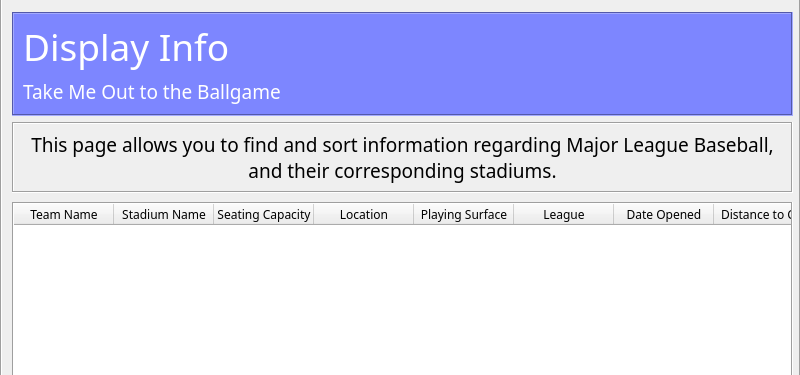
Qt form mainwindow.ui (RSpeckles/Baseball) before a commit; both pictures show x 0 to 800 and y 0 to 375 of the 800 by 600 pixel window.
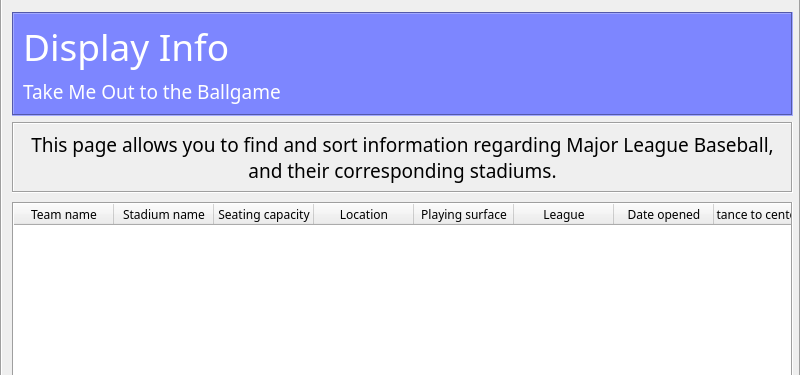
The same form after that commit. The open tabs and pages were chosen to show the change.

Commit message: data now displays in table widget

What changed in the file:
```diff
--- a/mainwindow.ui
+++ b/mainwindow.ui
@@ -476,17 +476,17 @@
       </property>
       <column>
        <property name="text">
-        <string>Team Name</string>
+        <string>Team name</string>
        </property>
       </column>
       <column>
        <property name="text">
-        <string>Stadium Name</string>
+        <string>Stadium name</string>
        </property>
       </column>
       <column>
        <property name="text">
-        <string>Seating Capacity</string>
+        <string>Seating capacity</string>
        </property>
       </column>
       <column>
@@ -496,7 +496,7 @@
       </column>
       <column>
        <property name="text">
-        <string>Playing Surface</string>
+        <string>Playing surface</string>
        </property>
       </column>
       <column>
@@ -506,22 +506,22 @@
       </column>
       <column>
        <property name="text">
-        <string>Date Opened</string>
+        <string>Date opened</string>
        </property>
       </column>
       <column>
        <property name="text">
-        <string>Distance to C.F.</string>
+        <string>Distance to center field</string>
        </property>
       </column>
       <column>
        <property name="text">
-        <string>Ballpark Typology</string>
+        <string>Ballpark typology</string>
        </property>
       </column>
       <column>
        <property name="text">
-        <string>Roof Type</string>
+        <string>Roof type</string>
        </property>
       </column>
      </widget>
```
The commit also changes 6 other files.
